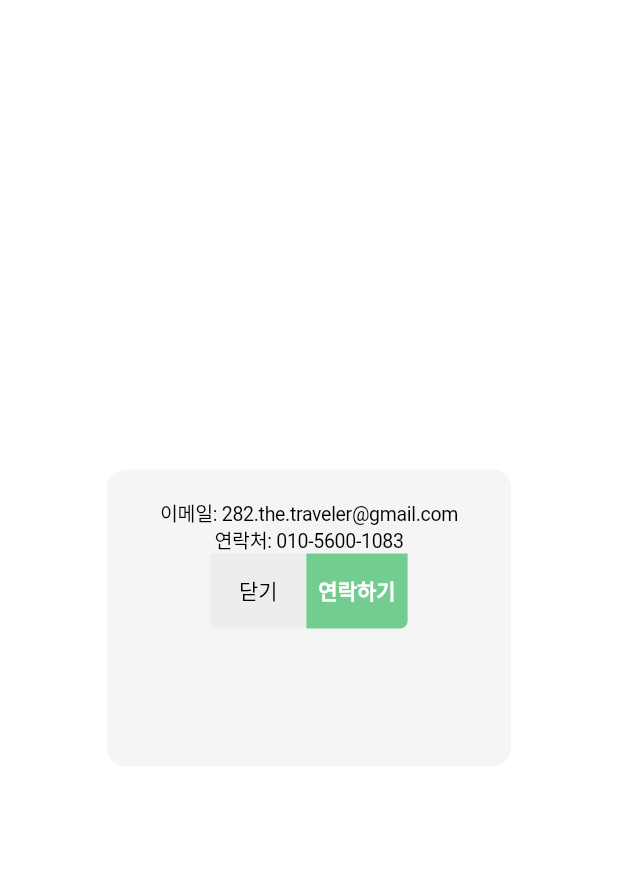
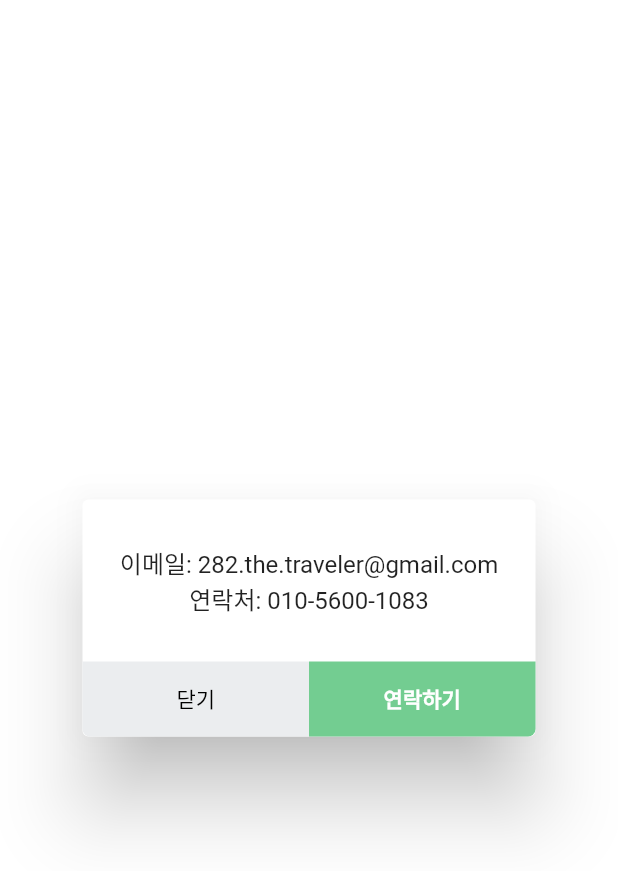
Before and after one commit to 282-the-traveler/introducing_myself, a Flutter app: the screen it shows after launch, after a tap on "연락처 보기", on a phone screen of 412 x 824 dp. Shown: the top 871 px of the screen. Run offline on Flutter 3.47's test engine with Material 2 defaults, Android fonts, the light colour scheme and no system bars; our stand-ins replace dropdown_button2, easy_splash_screen, flutter_svg, webview_flutter; missing offline and left inert: flutter_phone_direct_caller.

Commit message:
fixed contact UI error + Android 12 setting

```diff
--- a/lib/contact/widgets/contacts_widget.dart
+++ b/lib/contact/widgets/contacts_widget.dart
@@ -1,27 +1,36 @@
-import 'package:flutter/cupertino.dart';
 import 'package:flutter/material.dart';
 import 'package:flutter_phone_direct_caller/flutter_phone_direct_caller.dart';
 import 'package:yugacrew/common/const/colors.dart';
 import 'package:yugacrew/common/const/messages.dart';
+import 'package:yugacrew/common/const/sizes.dart';
 
 class ContactsWidget extends StatelessWidget {
   const ContactsWidget({Key? key}) : super(key: key);
 
   @override
   Widget build(BuildContext context) {
-    return CupertinoAlertDialog(
+    return AlertDialog(
+      contentPadding: EdgeInsets.zero,
       content: Container(
         width: 302.0,
         height: 158.0,
         child: Column(
+          mainAxisAlignment: MainAxisAlignment.spaceAround,
           children: [
+            Spacer(),
             const Text(
               CONTACTS+PHONE_NUMBER,
+              style: TextStyle(fontSize: LARGE_FONT_SIZE,),
+              textAlign: TextAlign.center,
             ),
+            Spacer(),
             Row(
               mainAxisAlignment: MainAxisAlignment.center,
+              crossAxisAlignment: CrossAxisAlignment.end,
               children: [
-                Container(
+                Expanded(
+                  child: Container(
+                    alignment: Alignment.center,
                     height: 50,
                     decoration: const BoxDecoration(
                       color: LIGHT_GRAY,
@@ -41,7 +50,10 @@ class ContactsWidget extends StatelessWidget {
                       ),
                     ),
                   ),
-                Container(
+                ),
+                Expanded(
+                  child: Container(
+                    alignment: Alignment.center,
                     height: 50,
                     decoration: const BoxDecoration(
                       color: GREEN,
@@ -64,6 +76,7 @@ class ContactsWidget extends StatelessWidget {
                       ),
                     ),
                   ),
+                ),
               ],
             ),
           ],
```
Also changed, not shown: 1 other file. Lines whose indentation alone changed are shown as unchanged.
